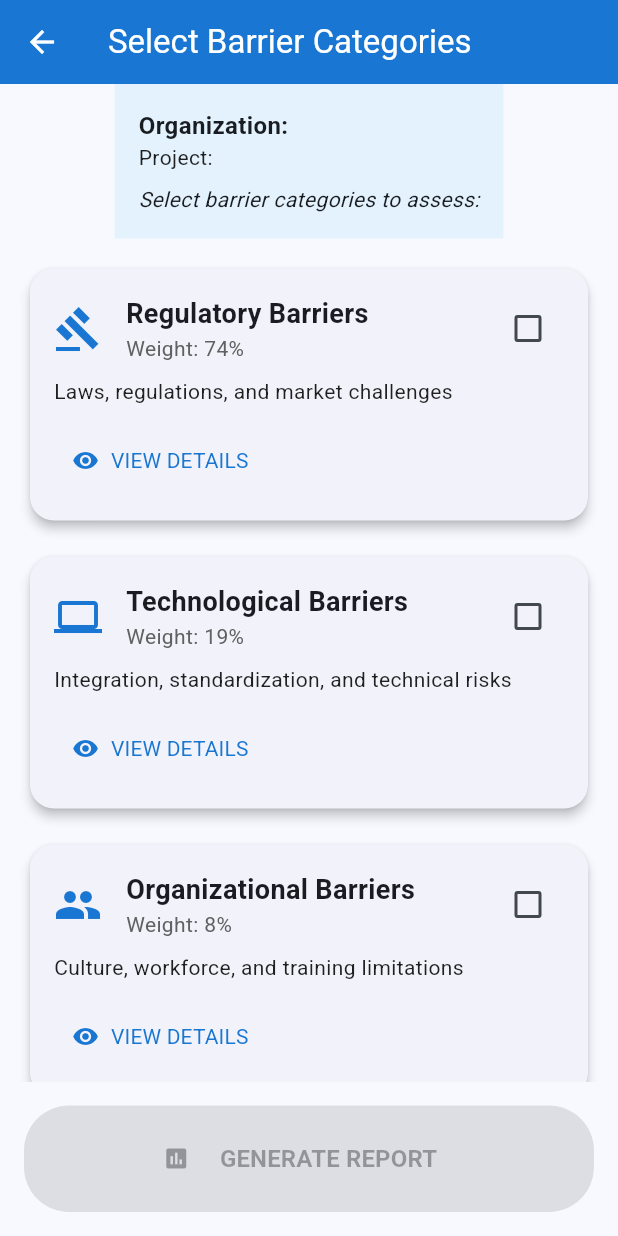
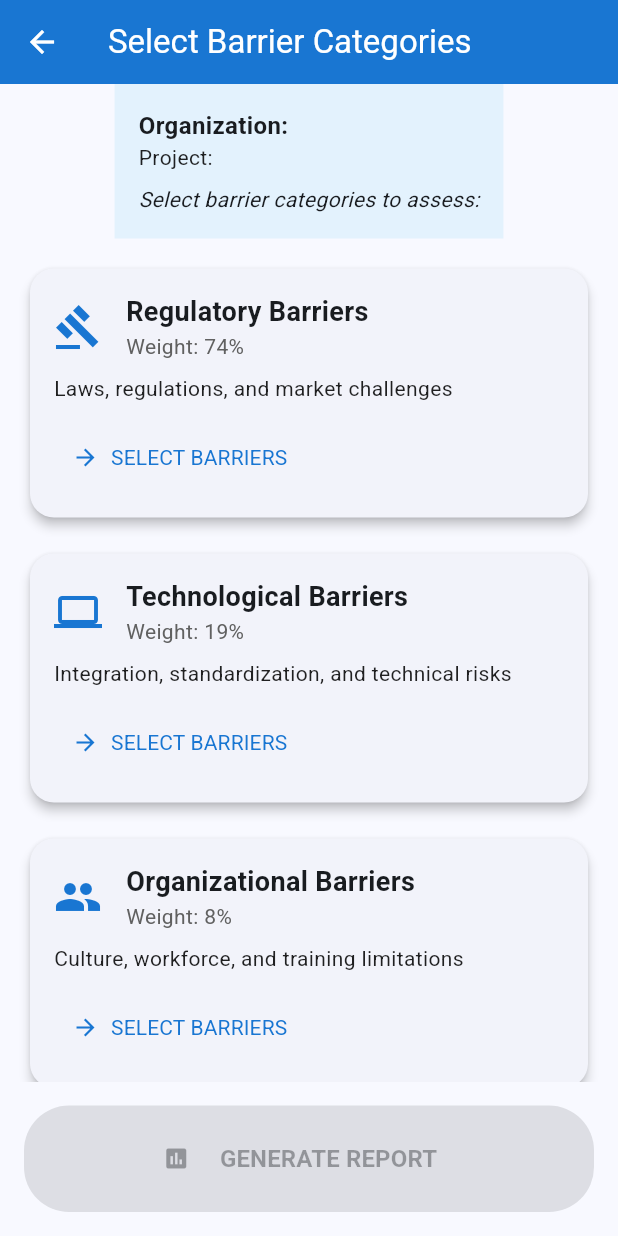
Before and after one commit to thecodemonster1/bc_barrier_scan, a Flutter app: the BarrierSelectionPage screen opened directly with empty values, on a phone screen of 412 x 824 dp. Run offline on Flutter 3.47's test engine with Material 3 defaults, Android fonts, the phone set to English and light mode, and no system bars; our stand-ins replace open_file.

Commit message:
Refactor CategoryCard to open details directly and update button label to 'SELECT BARRIERS'

```diff
--- a/lib/widgets/category_card.dart
+++ b/lib/widgets/category_card.dart
@@ -32,7 +32,7 @@ class CategoryCard extends StatelessWidget {
         ),
       ),
       child: InkWell(
-        onTap: onTap,
+        onTap: onViewDetails, // Changed to directly open details
         borderRadius: BorderRadius.circular(16),
         child: Padding(
           padding: const EdgeInsets.all(16.0),
@@ -63,11 +63,7 @@ class CategoryCard extends StatelessWidget {
                     ],
                   ),
                   const Spacer(),
-                  Checkbox(
-                    value: isSelected,
-                    onChanged: (_) => onTap(),
-                    activeColor: Colors.blue.shade700,
-                  ),
+                  // Checkbox removed
                 ],
               ),
               const SizedBox(height: 8),
@@ -78,8 +74,8 @@ class CategoryCard extends StatelessWidget {
               const SizedBox(height: 12),
               TextButton.icon(
                 onPressed: onViewDetails,
-                icon: const Icon(Icons.visibility),
-                label: const Text('VIEW DETAILS'),
+                icon: const Icon(Icons.arrow_forward),
+                label: const Text('SELECT BARRIERS'),
                 style: TextButton.styleFrom(
                   foregroundColor: Colors.blue.shade700,
                 ),
```
